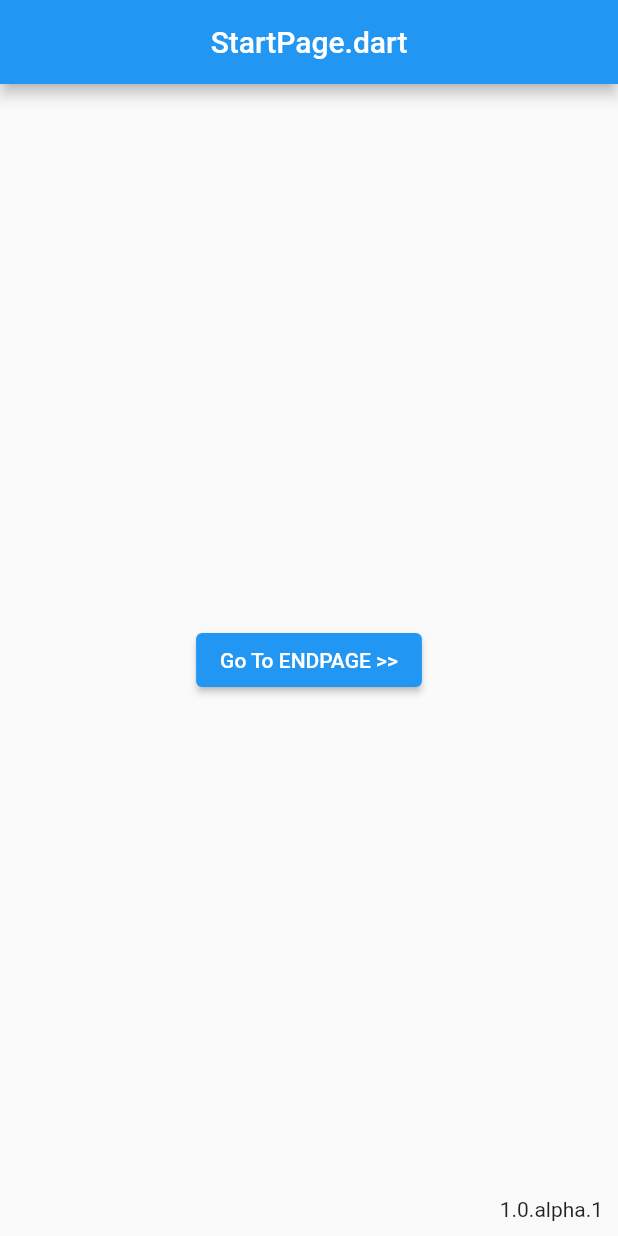
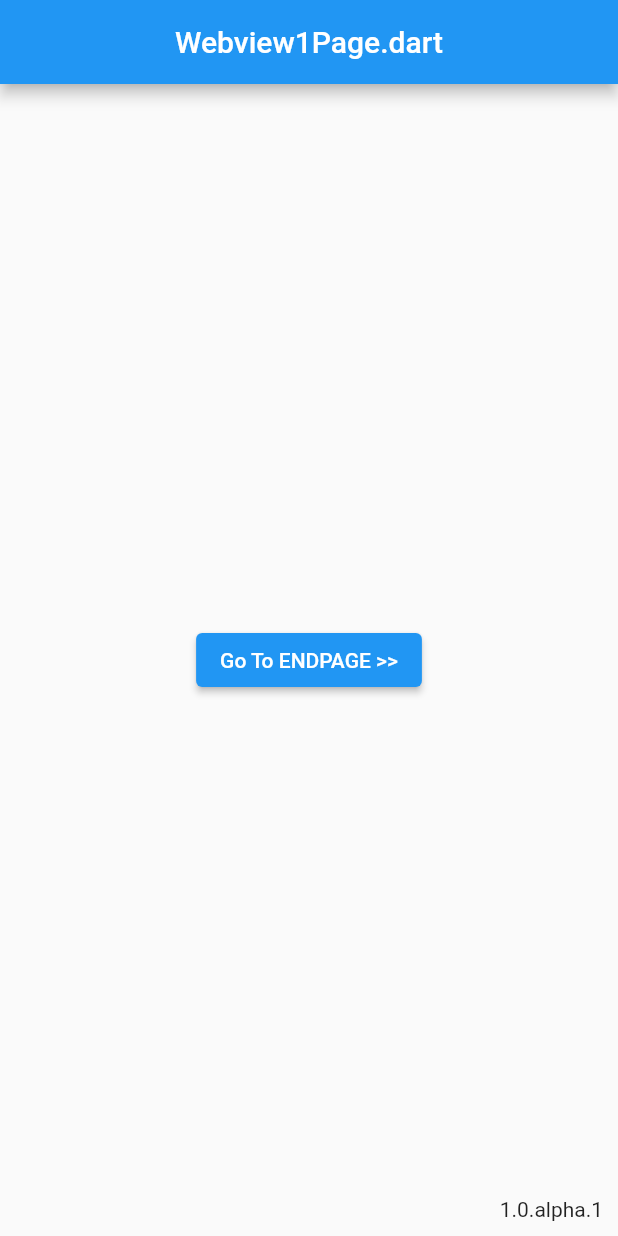
Before and after one commit to redfrogred/examples, a Flutter app: the screen it shows after launch, on a phone screen of 412 x 824 dp. Run offline on Flutter 3.47's test engine with Material 2 defaults, Android fonts, the phone set to English and light mode, and no system bars.

Commit message:
laid foundation for webview

```diff
--- a/lib/main.dart
+++ b/lib/main.dart
@@ -21,10 +21,12 @@ class MyApp extends StatelessWidget {
   Widget build(BuildContext context) {
     return MaterialApp(
        debugShowCheckedModeBanner: false,
-      initialRoute: 'StartPage',
+      // initialRoute: 'StartPage',
+      initialRoute: 'Webview1Page',
       routes: {
         'StartPage': (context) => const StartPage(),
         'EndPage': (context) => const EndPage(),
+        'Webview1Page': (context) => const Webview1Page(),
       },
     );
   }
--- /dev/null
+++ b/lib/pages/Webview1Page.dart
@@ -0,0 +1,92 @@
+// ignore_for_file: prefer_const_constructors
+
+import 'package:flutter/material.dart';
+import 'package:provider/provider.dart';
+import '../classes/Config.dart';
+import '../classes/Utils.dart';
+import '../pages/_AllPages.dart';
+import '../providers/Controller.dart';
+
+class Webview1Page extends StatefulWidget {
+  const Webview1Page({ super.key });
+
+  @override
+  State createState() => _Webview1PageState();
+}
+
+class _Webview1PageState extends State<Webview1Page> {
+
+  _Webview1PageState() {
+    Utils.log( 'Webview1Page.dart', '<<< init "${ Config.appName }" version ${ Config.appVersion } >>', 0 );
+  }
+
+  // (this page) variables
+  static const String _fileName = 'Webview1Page.dart';
+
+  // (this page) init and dispose
+  @override
+  void initState() {
+    super.initState();
+    Utils.log( _fileName, 'initState()' );
+    WidgetsBinding.instance.addPostFrameCallback((_) => _addPostFrameCallbackTriggered(context));
+  }
+
+  @override
+  void dispose() {
+    Utils.log( _fileName, ' dispose()');
+    super.dispose();
+  }
+
+  // (this page) methods
+  void _buildTriggered() {
+    Utils.log( _fileName, ' _buildTriggered()');
+  }
+
+  void _addPostFrameCallbackTriggered( context ) {
+    Utils.log( _fileName, ' _addPostFrameCallbackTriggered()');
+  }
+
+  // (this page) build
+  @override
+  Widget build(BuildContext context) {
+
+    _buildTriggered();
+
+    return SafeArea(
+        child: Scaffold(
+          resizeToAvoidBottomInset: false,
+          appBar: AppBar(
+            title: const Text( _fileName ),
+            centerTitle: true,
+          ), //AppBar
+          // drawer: DrawerWidget(),
+          body: Stack(
+            children: [
+              Container(
+                color: Colors.transparent,
+                child: Center(
+                  child: ElevatedButton(
+                    child: Text('Go To ENDPAGE >>'),
+                    onPressed: () {
+                      Utils.log( _fileName, '( $_fileName ) (event) clicked "go to EndPage()"');
+                      Navigator.of(context).push(
+                        MaterialPageRoute(builder: (_) =>EndPage())
+                      );
+                    },
+                  ),
+                ),
+              ),
+              Positioned(
+                right: 10,
+                bottom: 10,
+                child: (
+                  //Text( Config.appVersion + ' (${ Config.pops.toString() })' )
+                  Text( context.watch<Controller>().getAppInfo() )
+                ),
+              )
+            ],
+          ),
+        ),
+      );
+  }
+}
--- a/lib/pages/_AllPages.dart
+++ b/lib/pages/_AllPages.dart
@@ -3,3 +3,4 @@
 // export 'HintPage.dart';
 export 'StartPage.dart';
 export 'EndPage.dart';
+export 'Webview1Page.dart';
--- a/pubspec.yaml
+++ b/pubspec.yaml
@@ -14,6 +14,7 @@ dependencies:
 
   cupertino_icons: ^1.0.2
   provider: ^6.0.2
+  webview_flutter: ^3.0.4
 
 dev_dependencies:
   flutter_test:
```
Also changed, not shown: 2 other files.
